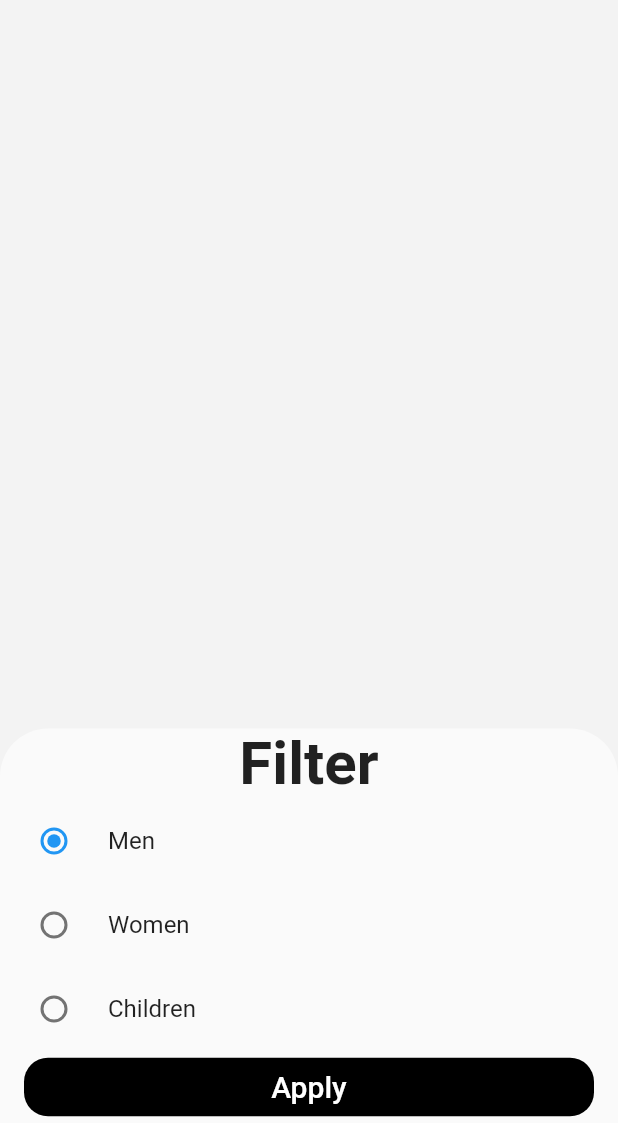
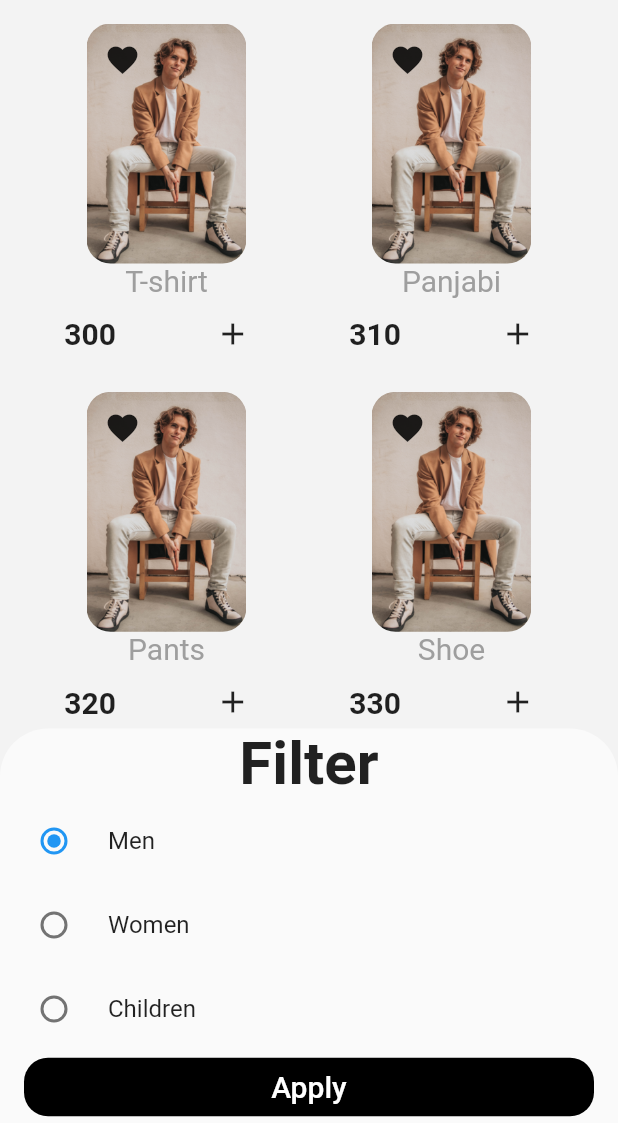
Before and after one commit to srksifat-dev/cloathy, a Flutter app: the SearchScreen screen opened directly, after a tap on the "filter alt" icon, on a phone screen of 412 x 824 dp, the part 113-1236 px from its top. Run offline on Flutter 3.47's test engine with Material 2 defaults, Android fonts, the phone set to English and light mode, and no system bars.

Commit message:
search system implemented

```diff
--- a/lib/dummy/dummy_product.dart
+++ b/lib/dummy/dummy_product.dart
@@ -12,21 +12,21 @@ List<Product> dummyProducts = [
   ),
   Product(
     productID: "02",
-    productName: "T-shirt",
+    productName: "Panjabi",
     price: 310,
     imageUrl: "assets/images/men.jpg",
     category: categories[1],
   ),
   Product(
     productID: "03",
-    productName: "T-shirt",
+    productName: "Pants",
     price: 320,
     imageUrl: "assets/images/men.jpg",
     category: categories[2],
   ),
   Product(
     productID: "04",
-    productName: "T-shirt",
+    productName: "Shoe",
     price: 330,
     imageUrl: "assets/images/men.jpg",
     category: categories[3],
--- a/lib/feature/search/screen/search_screen.dart
+++ b/lib/feature/search/screen/search_screen.dart
@@ -1,4 +1,7 @@
+import 'package:cloathy/dummy/dummy_product.dart';
 import 'package:flutter/material.dart';
+
+import '../../../models/product.dart';
 
 class SearchScreen extends StatefulWidget {
   SearchScreen({Key? key, this.query}) : super(key: key);
@@ -12,15 +15,36 @@ class _SearchScreenState extends State<SearchScreen> {
   TextEditingController searchController = TextEditingController();
   FocusNode searchFocusNode = FocusNode();
   List<String> filterRadioValues = ["men", "women", "children"];
-
+  List<Product> searchedProducts = [];
   @override
   void initState() {
     // TODO: implement initState
     super.initState();
-    if(widget.query != null){
+    if (widget.query != null) {
       searchController.text = widget.query!;
+      search(widget.query!);
+    } else {
+      searchedProducts = dummyProducts;
+    }
+  }
+
+  void search(String query) {
+    List<Product> results = [];
+    if (query.isEmpty) {
+      results = dummyProducts;
+    } else {
+      results = dummyProducts
+          .where((product) =>
+              product.productName.toLowerCase().contains(query.toLowerCase()) ||
+              product.category.label
+                  .toLowerCase()
+                  .contains(query.toLowerCase()))
+          .toList();
     }
 
+    setState(() {
+      searchedProducts = results;
+    });
   }
 
   @override
@@ -41,7 +65,7 @@ class _SearchScreenState extends State<SearchScreen> {
                   children: [
                     Expanded(
                         child: TextField(
-                          controller: searchController,
+                      controller: searchController,
                       autofocus: true,
                       focusNode: searchFocusNode,
                       cursorColor: Colors.black,
@@ -71,6 +95,7 @@ class _SearchScreenState extends State<SearchScreen> {
                           ),
                         ),
                       ),
+                      onChanged: (value) => search(value),
                     )),
                     Builder(builder: (context) {
                       return IconButton(
@@ -171,6 +196,53 @@ class _SearchScreenState extends State<SearchScreen> {
                           icon: const Icon(Icons.filter_alt));
                     })
                   ],
+                ),
+                SizedBox(
+                  height: 16,
+                ),
+                Expanded(
+                  child: GridView.builder(
+                    gridDelegate: SliverGridDelegateWithFixedCrossAxisCount(
+                        crossAxisCount: 2,
+                        mainAxisSpacing: 8,
+                        childAspectRatio: 0.8),
+                    itemBuilder: (context, index) {
+                      return Column(
+                        children: [
+                          Stack(
+                            children: [
+                              ClipRRect(
+                                borderRadius: BorderRadius.circular(16),
+                                child: Image.asset(
+                                  searchedProducts[index].imageUrl,
+                                  height: 160,
+                                ),
+                              ),
+                              IconButton(
+                                  onPressed: () {}, icon: Icon(Icons.favorite))
+                            ],
+                          ),
+                          Text(
+                            searchedProducts[index].productName,
+                            style: TextStyle(fontSize: 20, color: Colors.grey),
+                          ),
+                          Row(
+                            mainAxisAlignment: MainAxisAlignment.spaceAround,
+                            children: [
+                              Text(
+                                searchedProducts[index].price.toString(),
+                                style: TextStyle(
+                                    fontSize: 20, fontWeight: FontWeight.bold),
+                              ),
+                              IconButton(
+                                  onPressed: () {}, icon: Icon(Icons.add))
+                            ],
+                          )
+                        ],
+                      );
+                    },
+                    itemCount: searchedProducts.length,
+                  ),
                 )
               ],
             ),
```
Also changed, not shown: lib/feature/home/screen/home_screen.dart (+13 -3 lines).
